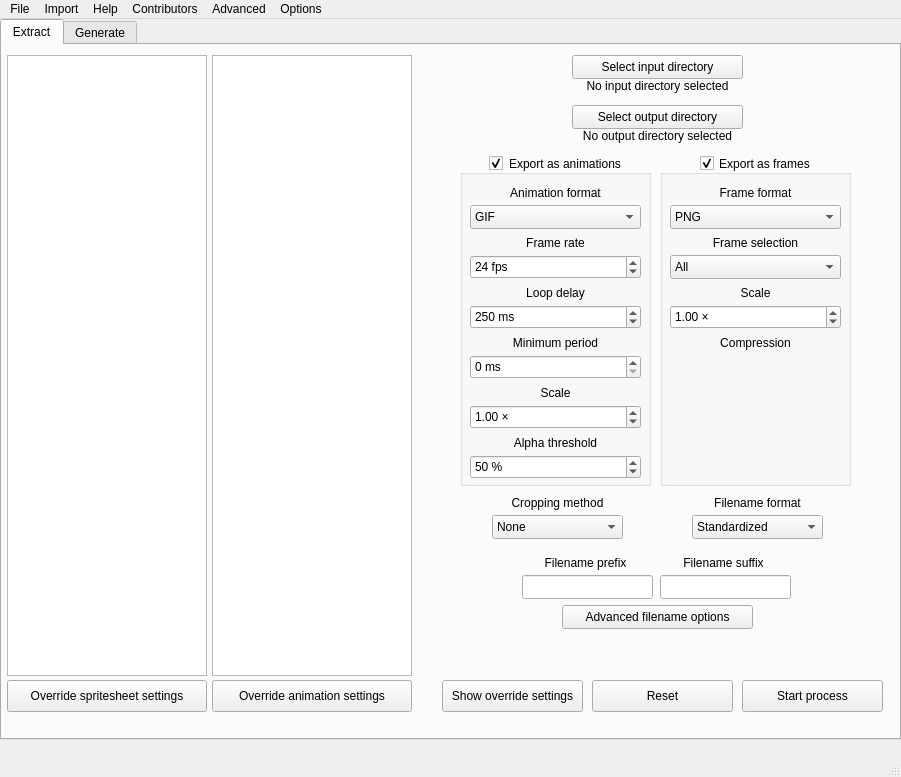
Old version of the form src/gui/app.ui in the repository MeguminBOT/TextureAtlas-to-GIF-and-Frames.
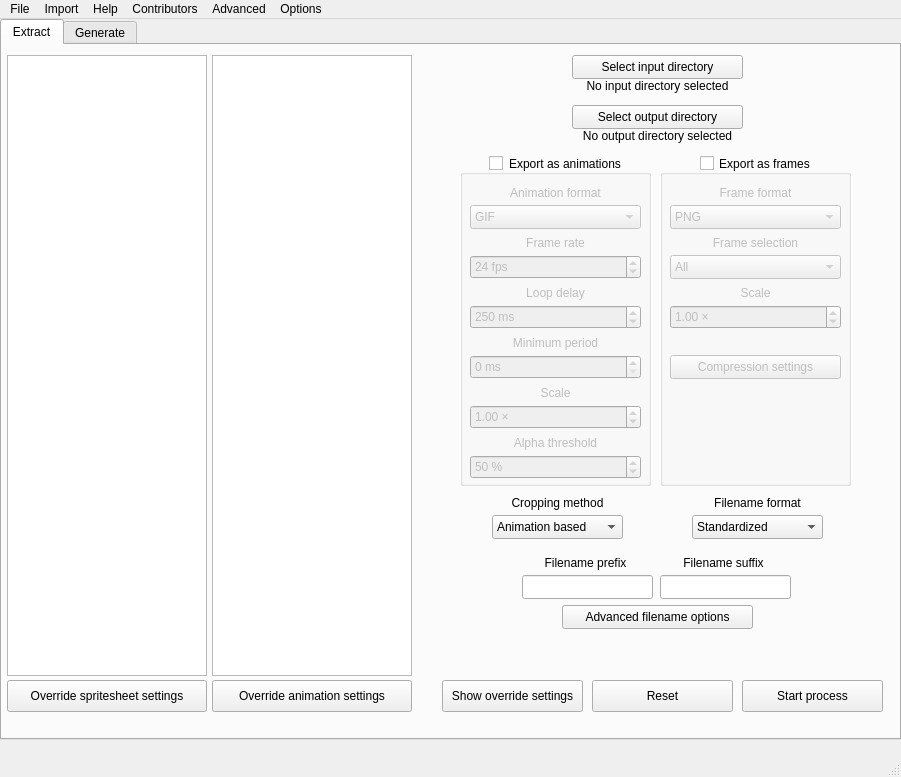
New version of the form.

Commit message: Tweaks to UI behavior + Compression settings button

The edit to the form file:
```diff
--- a/src/gui/app.ui
+++ b/src/gui/app.ui
@@ -178,7 +178,7 @@
                             <bool>true</bool>
                         </property>
                         <property name="checked">
-                            <bool>true</bool>
+                            <bool>false</bool>
                         </property>
                         <widget class="QComboBox" name="animation_format_combobox">
                             <property name="geometry">
@@ -451,8 +451,8 @@
                             <property name="accelerated">
                                 <bool>false</bool>
                             </property>
-                            <property name="showGroupSeparator" stdset="0">
-                                <bool>false</bool>
+                            <property name="correctionMode">
+                                <enum>QAbstractSpinBox::CorrectionMode::CorrectToNearestValue</enum>
                             </property>
                             <property name="suffix">
                                 <string> ×</string>
@@ -502,7 +502,7 @@
                             <bool>true</bool>
                         </property>
                         <property name="checked">
-                            <bool>true</bool>
+                            <bool>false</bool>
                         </property>
                         <widget class="QComboBox" name="frame_format_combobox">
                             <property name="geometry">
@@ -623,8 +623,8 @@
                             <property name="accelerated">
                                 <bool>false</bool>
                             </property>
-                            <property name="showGroupSeparator" stdset="0">
-                                <bool>false</bool>
+                            <property name="correctionMode">
+                                <enum>QAbstractSpinBox::CorrectionMode::CorrectToNearestValue</enum>
                             </property>
                             <property name="suffix">
                                 <string> ×</string>
@@ -645,25 +645,6 @@
                                 <double>1.000000000000000</double>
                             </property>
                         </widget>
-                        <widget class="QLabel" name="frame_compression_label">
-                            <property name="geometry">
-                                <rect>
-                                    <x>40</x>
-                                    <y>180</y>
-                                    <width>111</width>
-                                    <height>16</height>
-                                </rect>
-                            </property>
-                            <property name="text">
-                                <string>Compression</string>
-                            </property>
-                            <property name="alignment">
-                                <set>Qt::AlignmentFlag::AlignCenter</set>
-                            </property>
-                            <property name="indent">
-                                <number>0</number>
-                            </property>
-                        </widget>
                         <widget class="QComboBox" name="frame_selection_combobox">
                             <property name="geometry">
                                 <rect>
@@ -723,6 +704,22 @@
                                 <set>Qt::AlignmentFlag::AlignCenter</set>
                             </property>
                         </widget>
+                        <widget class="QPushButton" name="compression_settings_button">
+                            <property name="geometry">
+                                <rect>
+                                    <x>10</x>
+                                    <y>200</y>
+                                    <width>171</width>
+                                    <height>24</height>
+                                </rect>
+                            </property>
+                            <property name="statusTip">
+                                <string>Controls compression settings for frame images</string>
+                            </property>
+                            <property name="text">
+                                <string>Compression settings</string>
+                            </property>
+                        </widget>
                     </widget>
                     <widget class="QLabel" name="cropping_method_label">
                         <property name="geometry">
@@ -755,6 +752,9 @@
                         <property name="statusTip">
                             <string>How cropping should be done. Note: &quot;Frame based&quot; only works on frames, animations will automatically use &quot;Animation based&quot; if &quot;Frame based&quot; was chosen.</string>
                         </property>
+                        <property name="currentIndex">
+                            <number>1</number>
+                        </property>
                         <item>
                             <property name="text">
                                 <string>None</string>
```
Left out of the diff: 35 changed lines with no effect on the pictures. The commit also changes 1 other file.
